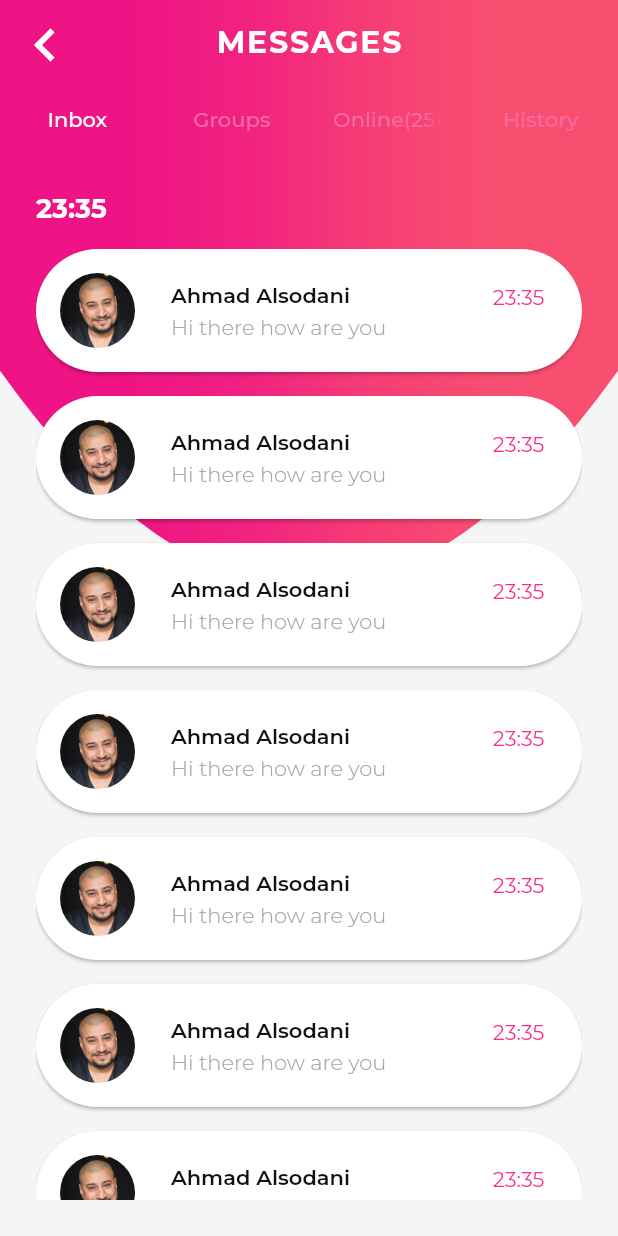
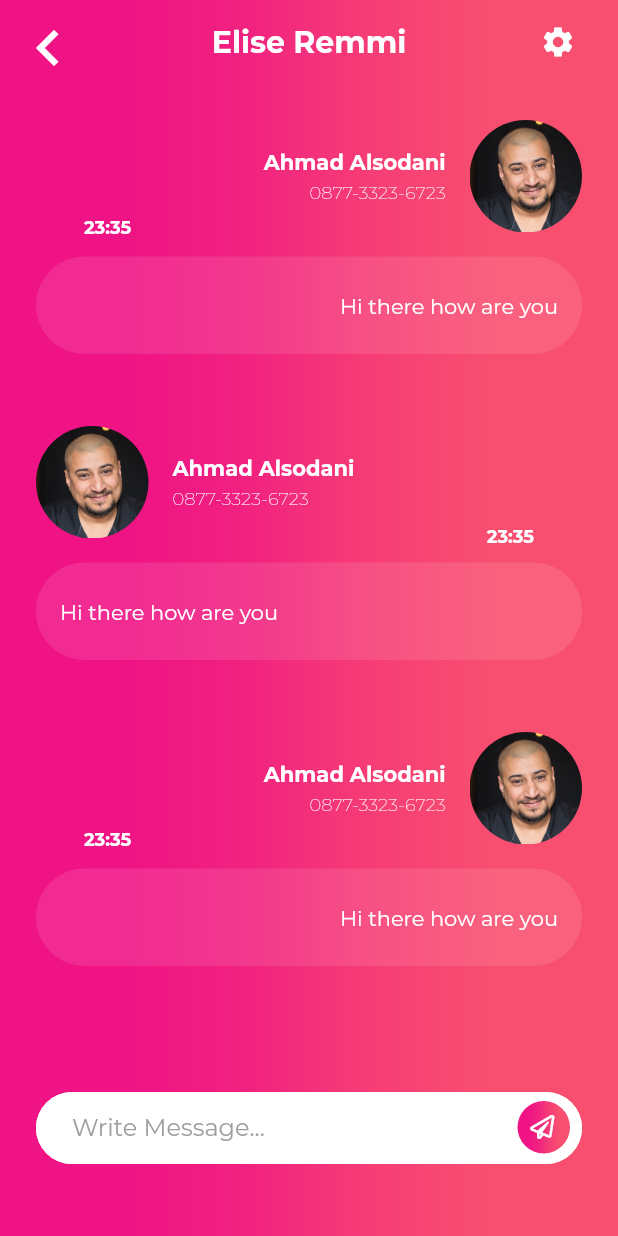
Before and after one commit to soufi-43/flutter_ui, a Flutter app: the screen it shows after launch, on a phone screen of 412 x 824 dp. Run offline on Flutter 3.47's test engine with Material 2 defaults, Android fonts, the phone set to English and light mode, and no system bars; our stand-ins replace font_awesome_flutter, google_fonts; project files that could hold a hidden picture were left out.

Commit message:
ADD chat Screen

```diff
--- a/lib/chat/chat1/chat_list.dart
+++ b/lib/chat/chat1/chat_list.dart
@@ -12,7 +12,7 @@ class ChatList extends StatefulWidget {
 
 class _ChatListState extends State<ChatList>
     with SingleTickerProviderStateMixin {
-  List<Conversation> _conversation = MessageProvider.getConversation();
+  List<Conversation> _conversation = MessageProvider.getConversations();
   TabController _tabController;
 
   @override
--- a/lib/chat/chat1/message_provider.dart
+++ b/lib/chat/chat1/message_provider.dart
@@ -3,7 +3,60 @@ import 'conversation.dart';
 import 'user.dart';
 
 class MessageProvider {
-  static List<Conversation> getConversation() {
+
+  static Conversation getConversation(){
+    User user1 = User(
+      name: 'Ahmad Alsodani',
+      avatar: 'assets/shared/ahmad.png',
+      phone: '0877-3323-6723',
+    );
+    User user2 = User(
+      name: 'Elise Remmi',
+      avatar: 'assets/shared/ahmad.png',
+      phone: '0877-3323-6723',
+    );
+    return Conversation(
+      users: [
+        user1,
+        user2,
+      ],
+      messages: [
+        Message(
+          sender: user1,
+          receiver: user2,
+          dateTime: '23:35',
+          body: 'Hi there how are you',
+        ),
+        Message(
+          sender: user2,
+          receiver: user1,
+          dateTime: '23:35',
+          body: 'Hi there how are you',
+        ),
+        Message(
+          sender: user1,
+          receiver: user2,
+          dateTime: '23:35',
+          body: 'Hi there how are you',
+        ),
+        Message(
+          sender: user2,
+          receiver: user1,
+          dateTime: '23:35',
+          body: 'Hi there how are you',
+        ),
+        Message(
+          sender: user1,
+          receiver: user2,
+          dateTime: '23:35',
+          body: 'Hi there how are you',
+        ),
+      ],
+    );
+  }
+
+
+  static List<Conversation> getConversations() {
     User user1 = User(
       name: 'Ahmad Alsodani',
       avatar: 'assets/shared/ahmad.png',
--- a/lib/chat/chat1/tabs/ConversationList.dart
+++ b/lib/chat/chat1/tabs/ConversationList.dart
@@ -11,9 +11,9 @@ class ConversationList extends StatefulWidget {
 
 class _ConversationListState extends State<ConversationList> {
   static List<List<Conversation>> conversations = [
-    MessageProvider.getConversation(),
-    MessageProvider.getConversation(),
-    MessageProvider.getConversation(),
+    MessageProvider.getConversations(),
+    MessageProvider.getConversations(),
+    MessageProvider.getConversations(),
   ];
 
   Color _darkText = Color(0xFF111111);
--- /dev/null
+++ b/lib/chat/chat2/chat_screen.dart
@@ -0,0 +1,346 @@
+import 'package:flutter/material.dart';
+import 'package:flutterui/chat/chat1/conversation.dart';
+import 'package:flutterui/chat/chat1/message.dart';
+import 'package:font_awesome_flutter/font_awesome_flutter.dart';
+import 'package:google_fonts/google_fonts.dart';
+
+class ChatScreen2 extends StatefulWidget {
+  final Conversation conversation;
+  final String name;
+
+  ChatScreen2(this.conversation, this.name);
+
+  @override
+  _ChatScreen2State createState() => _ChatScreen2State();
+}
+
+class _ChatScreen2State extends State<ChatScreen2> {
+  final _key = GlobalKey<FormState>();
+  final TextEditingController _messageController = TextEditingController();
+
+  LinearGradient _gradient = LinearGradient(
+    colors: [
+      Color(0xFFef1385),
+      Color(0xFFf12280),
+      Color(0xFFf63d76),
+      Color(0xFFf84f70),
+    ],
+    stops: [
+      0.2,
+      0.4,
+      0.6,
+      0.8,
+    ],
+  );
+
+  @override
+  void dispose() {
+    // TODO: implement dispose
+    super.dispose();
+    _messageController.dispose();
+  }
+
+  @override
+  Widget build(BuildContext context) {
+    return Theme(
+      data: ThemeData(
+        fontFamily: GoogleFonts.montserrat().fontFamily,
+      ),
+      child: Stack(
+        children: <Widget>[
+          Container(
+            decoration: BoxDecoration(
+              gradient: _gradient,
+            ),
+          ),
+          Scaffold(
+            backgroundColor: Colors.transparent,
+            appBar: AppBar(
+              centerTitle: true,
+              backgroundColor: Colors.transparent,
+              elevation: 0,
+              leading: IconButton(
+                onPressed: () {},
+                icon: Icon(
+                  Icons.chevron_left,
+                  size: 48,
+                ),
+              ),
+              actions: <Widget>[
+                Padding(
+                  padding: EdgeInsets.only(right: 16),
+                  child: IconButton(
+                    icon: Icon(
+                      Icons.settings,
+                    ),
+                    onPressed: () {},
+                  ),
+                ),
+              ],
+              title: Text(
+                'Elise Remmi',
+                style: TextStyle(
+                  fontWeight: FontWeight.bold,
+                ),
+              ),
+            ),
+            body: Column(
+              children: <Widget>[
+                Flexible(
+                  child: ListView.builder(
+                    itemCount: widget.conversation.messages.length,
+                    itemBuilder: (BuildContext context, int position) {
+                      if (widget.conversation.messages[position].sender.name ==
+                          widget.name) {
+                        return _rightMessage(
+                            widget.conversation.messages[position]);
+                      }
+                      return _leftMessage(
+                          widget.conversation.messages[position]);
+                    },
+                  ),
+                ),
+                _sendMessageForm(context),
+              ],
+            ),
+          ),
+        ],
+      ),
+    );
+  }
+
+  Widget _rightMessage(Message message) {
+    return Padding(
+      padding: const EdgeInsets.all(24),
+      child: Column(
+        crossAxisAlignment: CrossAxisAlignment.start,
+        children: <Widget>[
+          Row(
+            children: <Widget>[
+              Transform.translate(
+                offset: Offset(32, 34),
+                child: Text(
+                  message.dateTime,
+                  style: TextStyle(
+                      color: Colors.white,
+                      fontWeight: FontWeight.bold,
+                      fontSize: 12),
+                ),
+              ),
+              Spacer(
+                flex: 1,
+              ),
+              Column(
+                crossAxisAlignment: CrossAxisAlignment.end,
+                children: <Widget>[
+                  Text(
+                    message.sender.name,
+                    style: TextStyle(
+                      color: Colors.white,
+                      fontWeight: FontWeight.bold,
+                    ),
+                  ),
+                  SizedBox(
+                    height: 4,
+                  ),
+                  Text(
+                    message.sender.phone,
+                    style: TextStyle(
+                        color: Colors.white,
+                        fontWeight: FontWeight.w100,
+                        fontSize: 12),
+                  ),
+                ],
+              ),
+              SizedBox(
+                width: 16,
+              ),
+              Container(
+                width: 75,
+                height: 75,
+                decoration: BoxDecoration(
+                  image: DecorationImage(
+                    image: ExactAssetImage(message.sender.avatar),
+                  ),
+                  shape: BoxShape.circle,
+                ),
+              ),
+            ],
+          ),
+          SizedBox(
+            height: 16,
+          ),
+          Container(
+            width: double.infinity,
+            padding: EdgeInsets.symmetric(vertical: 24, horizontal: 16),
+            decoration: BoxDecoration(
+              borderRadius: BorderRadius.all(
+                Radius.circular(50),
+              ),
+              color: Colors.white.withOpacity(0.1),
+            ),
+            child: Text(
+              message.body,
+              textAlign: TextAlign.end,
+              style: TextStyle(
+                color: Colors.white,
+              ),
+            ),
+          ),
+        ],
+      ),
+    );
+  }
+
+  Widget _leftMessage(Message message) {
+    return Padding(
+      padding: const EdgeInsets.all(24),
+      child: Column(
+        crossAxisAlignment: CrossAxisAlignment.start,
+        children: <Widget>[
+          Row(
+            children: <Widget>[
+              Container(
+                width: 75,
+                height: 75,
+                decoration: BoxDecoration(
+                  image: DecorationImage(
+                    image: ExactAssetImage(message.receiver.avatar),
+                  ),
+                  shape: BoxShape.circle,
+                ),
+              ),
+              SizedBox(
+                width: 16,
+              ),
+              Column(
+                crossAxisAlignment: CrossAxisAlignment.start,
+                children: <Widget>[
+                  Text(
+                    message.receiver.name,
+                    style: TextStyle(
+                      color: Colors.white,
+                      fontWeight: FontWeight.bold,
+                    ),
+                  ),
+                  SizedBox(
+                    height: 4,
+                  ),
+                  Text(
+                    message.receiver.phone,
+                    style: TextStyle(
+                        color: Colors.white,
+                        fontWeight: FontWeight.w100,
+                        fontSize: 12),
+                  ),
+                ],
+              ),
+              Spacer(
+                flex: 1,
+              ),
+              Transform.translate(
+                offset: Offset(-32, 36),
+                child: Text(
+                  message.dateTime,
+                  style: TextStyle(
+                      color: Colors.white,
+                      fontWeight: FontWeight.bold,
+                      fontSize: 12),
+                ),
+              ),
+            ],
+          ),
+          SizedBox(
+            height: 16,
+          ),
+          Container(
+            width: double.infinity,
+            padding: EdgeInsets.symmetric(vertical: 24, horizontal: 16),
+            decoration: BoxDecoration(
+              borderRadius: BorderRadius.all(
+                Radius.circular(50),
+              ),
+              color: Colors.white.withOpacity(0.1),
+            ),
+            child: Text(
+              message.body,
+              style: TextStyle(
+                color: Colors.white,
+              ),
+            ),
+          ),
+        ],
+      ),
+    );
+  }
+
+  Widget _sendMessageForm(BuildContext context) {
+    return Container(
+      padding: EdgeInsets.symmetric(vertical: 48, horizontal: 24),
+      child: Form(
+        key: _key,
+        child: Stack(
+          children: <Widget>[
+            TextFormField(
+              controller: _messageController,
+              decoration: InputDecoration(
+                contentPadding: EdgeInsets.only(left: 24, right: 24),
+                hintText: 'Write Message...',
+                hintStyle: TextStyle(
+                  color: Colors.grey,
+                ),
+                enabledBorder: OutlineInputBorder(
+                  borderRadius: BorderRadius.all(
+                    Radius.circular(50),
+                  ),
+                  borderSide: BorderSide(color: Colors.white),
+                ),
+                focusedBorder: OutlineInputBorder(
+                  borderRadius: BorderRadius.all(
+                    Radius.circular(50),
+                  ),
+                  borderSide: BorderSide(color: Colors.white),
+                ),
+                border: OutlineInputBorder(
+                  borderRadius: BorderRadius.all(
+                    Radius.circular(50),
+                  ),
+                  borderSide: BorderSide(color: Colors.white),
+                ),
+                focusColor: Colors.white,
+                fillColor: Colors.white,
+                filled: true,
+                labelStyle: TextStyle(
+                  color: Colors.white,
+                ),
+              ),
+            ),
+            Align(
+              alignment: Alignment.centerRight,
+              child: InkWell(
+                onTap: () {},
+                child: Transform.translate(
+                  offset: Offset(-8,6),
+                  child: Container(
+                    width: 35,
+                    height: 35,
+                    decoration: BoxDecoration(
+                        gradient: _gradient, shape: BoxShape.circle),
+                    child: Transform.translate(
+                      offset: Offset(-1, 0),
+                      child: Icon(
+                        FontAwesomeIcons.paperPlane,
+                        size: 16,
+                        color: Colors.white,
+                      ),
+                    ),
+                  ),
+                ),
+              ),
+            ),
+          ],
+        ),
+      ),
+    );
+  }
+}
--- a/lib/main.dart
+++ b/lib/main.dart
@@ -1,11 +1,14 @@
 import 'package:flutter/material.dart';
 import 'package:flutterui/chat/chat1/chat_list.dart';
+import 'package:flutterui/chat/chat1/message_provider.dart';
 
 import 'package:flutterui/profiles/profile1/profile_1.dart';
 import 'package:flutterui/profiles/profile2/profile2.dart';
 import 'package:flutterui/profiles/profile3/profile3.dart';
 import 'package:flutterui/profiles/profile4/profile4.dart';
 import 'package:flutterui/profiles/profile5/profile5.dart';
+
+import 'chat/chat2/chat_screen.dart';
 
 void main() => runApp(MyApp());
 
@@ -19,7 +22,7 @@ class MyApp extends StatelessWidget {
 
         primarySwatch: Colors.blue,
       ),
-      home:ChatList(),
+      home:ChatScreen2(MessageProvider.getConversation(),MessageProvider.getConversation().users[0].name),
     );
   }
 }
```
